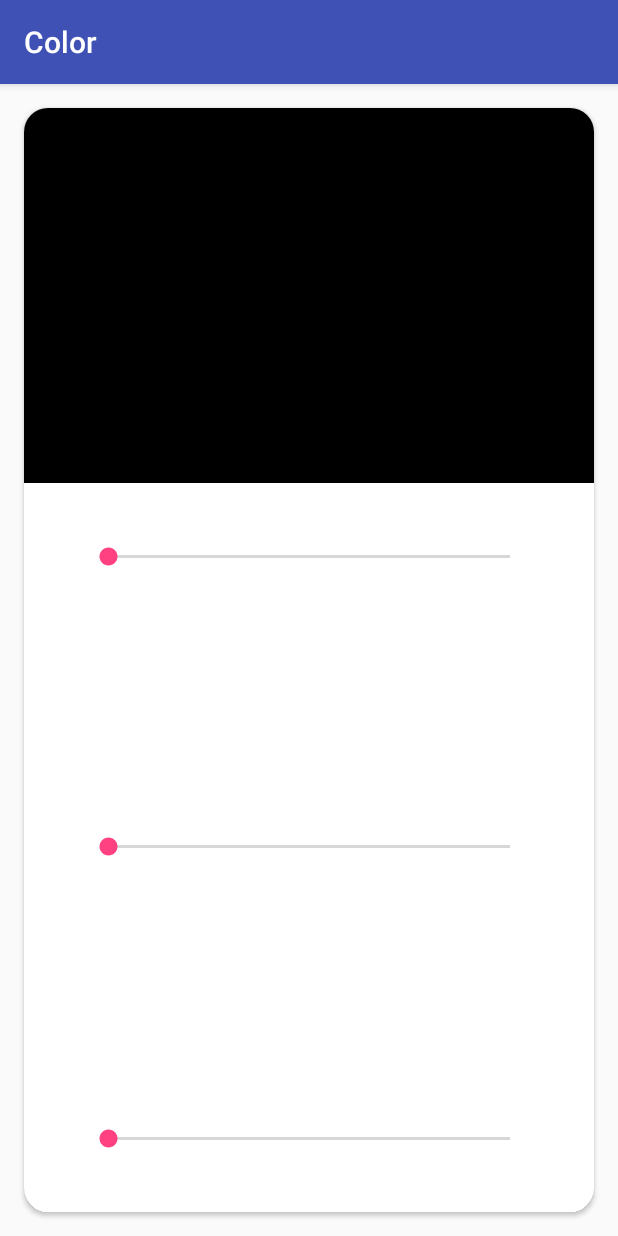
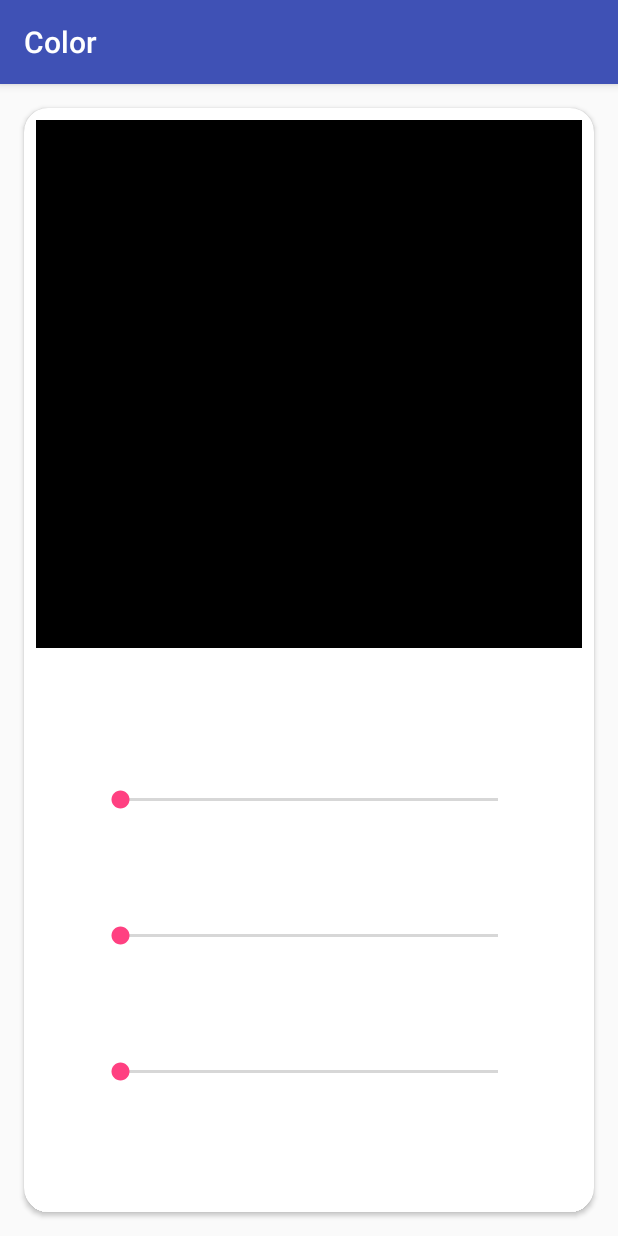
Before and after one commit to st18rai/ColorChooser, an Android app: the screen it shows after launch (MainActivity), on a phone screen of 412 x 824 dp. Run offline under Robolectric (Android 15) with nearby library versions, the phone set to English and light mode, and no system bars.

Commit message:
Updated SDK, small changes in the ui.

```diff
--- a/app/build.gradle
+++ b/app/build.gradle
@@ -1,12 +1,12 @@
 apply plugin: 'com.android.application'
 
 android {
-    compileSdkVersion 25
-    buildToolsVersion "25.0.3"
+    compileSdkVersion 26
+    buildToolsVersion "26.0.1"
     defaultConfig {
         applicationId "com.st18apps.color"
         minSdkVersion 19
-        targetSdkVersion 25
+        targetSdkVersion 26
         versionCode 1
         versionName "1.0"
         testInstrumentationRunner "android.support.test.runner.AndroidJUnitRunner"
@@ -24,8 +24,8 @@ dependencies {
     androidTestCompile('com.android.support.test.espresso:espresso-core:2.2.2', {
         exclude group: 'com.android.support', module: 'support-annotations'
     })
-    compile 'com.android.support:appcompat-v7:25.3.1'
+    compile 'com.android.support:appcompat-v7:26+'
     compile 'com.android.support.constraint:constraint-layout:1.0.2'
     testCompile 'junit:junit:4.12'
-    compile 'com.android.support:cardview-v7:25.3.1'
+    compile 'com.android.support:cardview-v7:26+'
 }
--- a/app/src/main/res/layout-land/activity_main.xml
+++ b/app/src/main/res/layout-land/activity_main.xml
@@ -1,49 +1,52 @@
 <?xml version="1.0" encoding="utf-8"?>
 <RelativeLayout
     xmlns:android="http://schemas.android.com/apk/res/android"
+    xmlns:app="http://schemas.android.com/apk/res-auto"
     xmlns:tools="http://schemas.android.com/tools"
     android:layout_width="match_parent"
     android:layout_height="match_parent"
-    xmlns:app="http://schemas.android.com/apk/res-auto"
     tools:context="com.st18apps.color.MainActivity">
 
 
     <android.support.v7.widget.CardView
         android:layout_width="match_parent"
         android:layout_height="match_parent"
-        android:layout_centerVertical="true"
+        android:layout_centerHorizontal="true"
         android:layout_margin="16dp"
         app:cardCornerRadius="16dp">
 
-        <LinearLayout
+        <android.support.constraint.ConstraintLayout
             android:layout_width="match_parent"
             android:layout_height="match_parent"
-            android:orientation="vertical">
+            tools:layout_editor_absoluteX="0dp"
+            tools:layout_editor_absoluteY="0dp">
 
             <LinearLayout
-                android:id="@+id/palette"
-                android:layout_width="match_parent"
-                android:layout_height="130dp"
-                android:background="@color/black"
-                android:orientation="vertical">
-            </LinearLayout>
-
-            <LinearLayout
-                android:layout_width="match_parent"
-                android:layout_height="match_parent"
+                android:layout_width="0dp"
+                android:layout_height="0dp"
+                android:layout_marginBottom="8dp"
+                android:layout_marginLeft="8dp"
+                android:layout_marginRight="8dp"
+                android:layout_marginTop="8dp"
                 android:orientation="vertical"
-                android:padding="30dp">
+                android:padding="40dp"
+                app:layout_constraintBottom_toBottomOf="parent"
+                app:layout_constraintLeft_toLeftOf="@+id/guideline"
+                app:layout_constraintRight_toRightOf="parent"
+                app:layout_constraintTop_toTopOf="parent"
+                app:layout_constraintVertical_bias="0.0">
 
                 <SeekBar
                     android:id="@+id/seekBarR"
                     android:layout_width="match_parent"
                     android:layout_height="wrap_content"
+                    android:layout_weight="1"
                     android:max="255"/>
 
                 <SeekBar
                     android:id="@+id/seekBarG"
                     android:layout_width="match_parent"
-                    android:layout_height="0dp"
+                    android:layout_height="wrap_content"
                     android:layout_weight="1"
                     android:max="255"/>
 
@@ -51,8 +54,38 @@
                     android:id="@+id/seekBarB"
                     android:layout_width="match_parent"
                     android:layout_height="wrap_content"
+                    android:layout_weight="1"
                     android:max="255"/>
             </LinearLayout>
-        </LinearLayout>
+
+            <android.support.constraint.Guideline
+                android:id="@+id/guideline"
+                android:layout_width="wrap_content"
+                android:layout_height="wrap_content"
+                android:orientation="vertical"
+                app:layout_constraintGuide_percent="0.5"
+                tools:layout_editor_absoluteX="296dp"
+                tools:layout_editor_absoluteY="89dp"/>
+
+            <LinearLayout
+                android:id="@+id/palette"
+                android:layout_width="0dp"
+                android:layout_height="0dp"
+                android:layout_marginBottom="8dp"
+                android:layout_marginEnd="8dp"
+                android:layout_marginLeft="8dp"
+                android:layout_marginRight="8dp"
+                android:layout_marginStart="8dp"
+                android:layout_marginTop="8dp"
+                android:background="@color/black"
+                android:orientation="vertical"
+                app:layout_constraintBottom_toBottomOf="parent"
+                app:layout_constraintHorizontal_bias="1.0"
+                app:layout_constraintLeft_toLeftOf="parent"
+                app:layout_constraintRight_toLeftOf="@+id/guideline"
+                app:layout_constraintTop_toTopOf="parent"
+                app:layout_constraintVertical_bias="1.0">
+            </LinearLayout>
+        </android.support.constraint.ConstraintLayout>
     </android.support.v7.widget.CardView>
 </RelativeLayout>
--- a/app/src/main/res/layout/activity_main.xml
+++ b/app/src/main/res/layout/activity_main.xml
@@ -15,35 +15,37 @@
         android:layout_margin="16dp"
         app:cardCornerRadius="16dp">
 
-        <LinearLayout
+        <android.support.constraint.ConstraintLayout
             android:layout_width="match_parent"
             android:layout_height="match_parent"
-            android:orientation="vertical">
+            tools:layout_editor_absoluteX="0dp"
+            tools:layout_editor_absoluteY="0dp">
 
             <LinearLayout
-                android:id="@+id/palette"
-                android:layout_width="match_parent"
-                android:layout_height="250dp"
-                android:background="@color/black"
-                android:orientation="vertical">
-            </LinearLayout>
-
-            <LinearLayout
-                android:layout_width="match_parent"
-                android:layout_height="match_parent"
+                android:layout_width="0dp"
+                android:layout_height="0dp"
+                android:layout_marginBottom="8dp"
+                android:layout_marginLeft="8dp"
+                android:layout_marginRight="8dp"
+                android:layout_marginTop="8dp"
                 android:orientation="vertical"
-                android:padding="40dp">
+                android:padding="40dp"
+                app:layout_constraintBottom_toBottomOf="parent"
+                app:layout_constraintLeft_toLeftOf="parent"
+                app:layout_constraintRight_toRightOf="parent"
+                app:layout_constraintTop_toTopOf="@+id/guideline2">
 
                 <SeekBar
                     android:id="@+id/seekBarR"
                     android:layout_width="match_parent"
                     android:layout_height="wrap_content"
+                    android:layout_weight="1"
                     android:max="255"/>
 
                 <SeekBar
                     android:id="@+id/seekBarG"
                     android:layout_width="match_parent"
-                    android:layout_height="0dp"
+                    android:layout_height="wrap_content"
                     android:layout_weight="1"
                     android:max="255"/>
 
@@ -51,8 +53,34 @@
                     android:id="@+id/seekBarB"
                     android:layout_width="match_parent"
                     android:layout_height="wrap_content"
+                    android:layout_weight="1"
                     android:max="255"/>
             </LinearLayout>
-        </LinearLayout>
+
+            <LinearLayout
+                android:id="@+id/palette"
+                android:layout_width="0dp"
+                android:layout_height="0dp"
+                android:layout_marginBottom="8dp"
+                android:layout_marginLeft="8dp"
+                android:layout_marginRight="8dp"
+                android:layout_marginTop="8dp"
+                android:background="@color/black"
+                android:orientation="vertical"
+                app:layout_constraintBottom_toTopOf="@+id/guideline2"
+                app:layout_constraintLeft_toLeftOf="parent"
+                app:layout_constraintRight_toRightOf="parent"
+                app:layout_constraintTop_toTopOf="parent">
+            </LinearLayout>
+
+            <android.support.constraint.Guideline
+                android:id="@+id/guideline2"
+                android:layout_width="wrap_content"
+                android:layout_height="wrap_content"
+                android:orientation="horizontal"
+                app:layout_constraintGuide_percent="0.5"
+                tools:layout_editor_absoluteX="0dp"
+                tools:layout_editor_absoluteY="556dp"/>
+        </android.support.constraint.ConstraintLayout>
     </android.support.v7.widget.CardView>
 </RelativeLayout>
```
